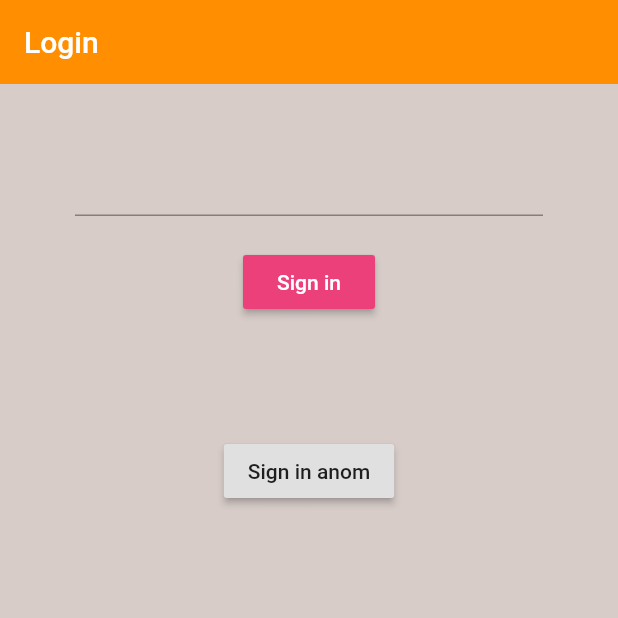
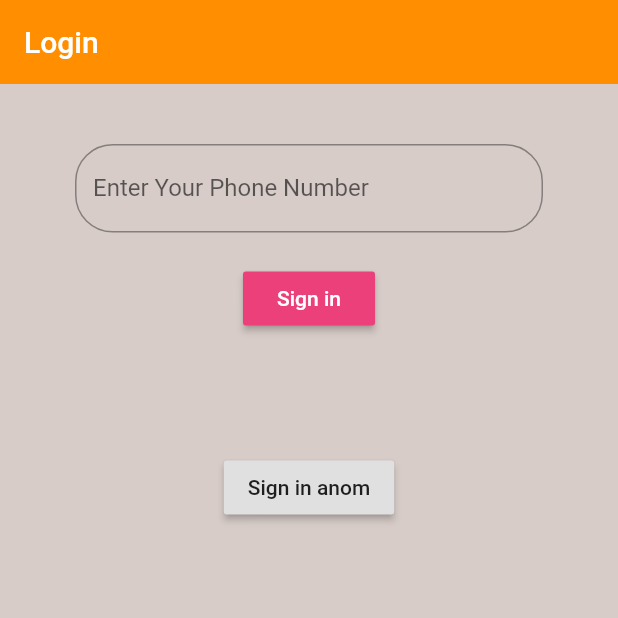
Before and after one commit to rdx-rockstar/Byakugan, a Flutter app: the screen it shows after launch, on a phone screen of 412 x 824 dp, the top half of it. Run offline on Flutter 3.47's test engine with Material 2 defaults, Android fonts, the phone set to English and light mode, and no system bars; our stand-ins replace bubble_bottom_bar, firebase_auth, fluttertoast, geocoding, geolocator, google_maps_flutter; missing offline and left inert: flutter_polyline_points; accounts and stored records are empty.

Commit message:
InputField

```diff
--- a/App/women_safety/lib/screens/authenticate/sign_in.dart
+++ b/App/women_safety/lib/screens/authenticate/sign_in.dart
@@ -2,16 +2,14 @@ import 'package:flutter/material.dart';
 import 'package:women_safety/services/auth.dart';
 
 class SignIn extends StatefulWidget {
-
   final Function toggelView;
-  SignIn({ this.toggelView });
+  SignIn({this.toggelView});
 
   @override
   _SignInState createState() => _SignInState();
 }
 
 class _SignInState extends State<SignIn> {
-
   final AuthService _auth = AuthService();
   final _formKey = GlobalKey<FormState>();
 
@@ -35,15 +33,28 @@ class _SignInState extends State<SignIn> {
                 key: _formKey,
                 child: Column(
                   children: <Widget>[
-                  SizedBox(height: 20.0,),
+                    SizedBox(
+                      height: 20.0,
+                    ),
                     TextFormField(
-                    obscureText: true,
-                    validator: (val) => val.length < 10 ? 'Enter a valid Phone Number': null,
+                      obscureText: false,
+                      decoration: new InputDecoration(
+                        labelText: 'Enter Your Phone Number',
+                        fillColor: Colors.white,
+                        border: new OutlineInputBorder(
+                          borderRadius: new BorderRadius.circular(25.0),
+                          borderSide: new BorderSide(),
+                        ),
+                      ),
+                      validator: (val) =>
+                          val.length < 10 ? 'Enter a valid Phone Number' : null,
                       onChanged: (val) {
                         setState(() => number = val);
                       },
                     ),
-                  SizedBox(height: 20.0,),
+                    SizedBox(
+                      height: 20.0,
+                    ),
                     RaisedButton(
                       color: Colors.pink[400],
                       child: Text(
@@ -52,11 +63,14 @@ class _SignInState extends State<SignIn> {
                       ),
                       onPressed: () async {
                         if (_formKey.currentState.validate()) {
-                        dynamic result = await _auth.signInWithPhoneNumber(number, context);
+                          dynamic result = await _auth.signInWithPhoneNumber(
+                              number, context);
                         }
                       },
                     ),
-                  SizedBox(height: 12.0,),
+                    SizedBox(
+                      height: 12.0,
+                    ),
                     Text(
                       error,
                       style: TextStyle(color: Colors.red, fontSize: 14.0),
@@ -64,22 +78,22 @@ class _SignInState extends State<SignIn> {
                   ],
                 ),
               ),
-            SizedBox(height: 50.0,),
+              SizedBox(
+                height: 50.0,
+              ),
               RaisedButton(
                 child: Text('Sign in anom'),
                 onPressed: () async {
                   dynamic result = await _auth.signInAnom();
-                if(result == null){
+                  if (result == null) {
                     print('Sign in Failed');
-                }
-                else{
+                  } else {
                     print('Sign in successful');
                   }
                 },
               ),
             ],
-        )
-      ),
+          )),
     );
   }
 }
```
Also changed, not shown: App/women_safety/lib/screens/authenticate/register.dart (deleted, +0 -89 lines), App/women_safety/pubspec.lock. Lines whose indentation alone changed are shown as unchanged.
